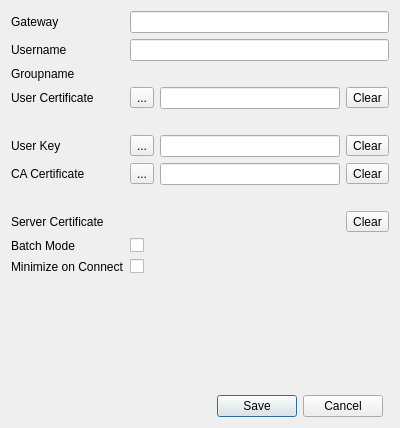
Above: editdialog.ui from openconnect/openconnect-gui before the change. Below: the same form after it.
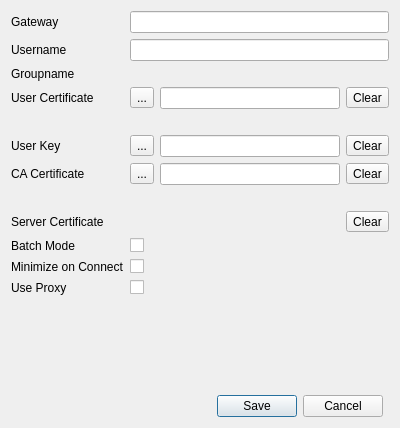
That is the form after the change. Icons and pictures are not drawn.

Commit message: added experimental code for proxy support

The edit to the form file:
```diff
--- a/editdialog.ui
+++ b/editdialog.ui
@@ -242,6 +242,20 @@
        </property>
       </widget>
      </item>
+     <item row="16" column="1">
+      <widget class="QCheckBox" name="proxyBox">
+       <property name="text">
+        <string/>
+       </property>
+      </widget>
+     </item>
+     <item row="16" column="0">
+      <widget class="QLabel" name="label_9">
+       <property name="text">
+        <string>Use Proxy</string>
+       </property>
+      </widget>
+     </item>
     </layout>
    </item>
    <item row="1" column="0">
```
The commit also changes 6 other files.
